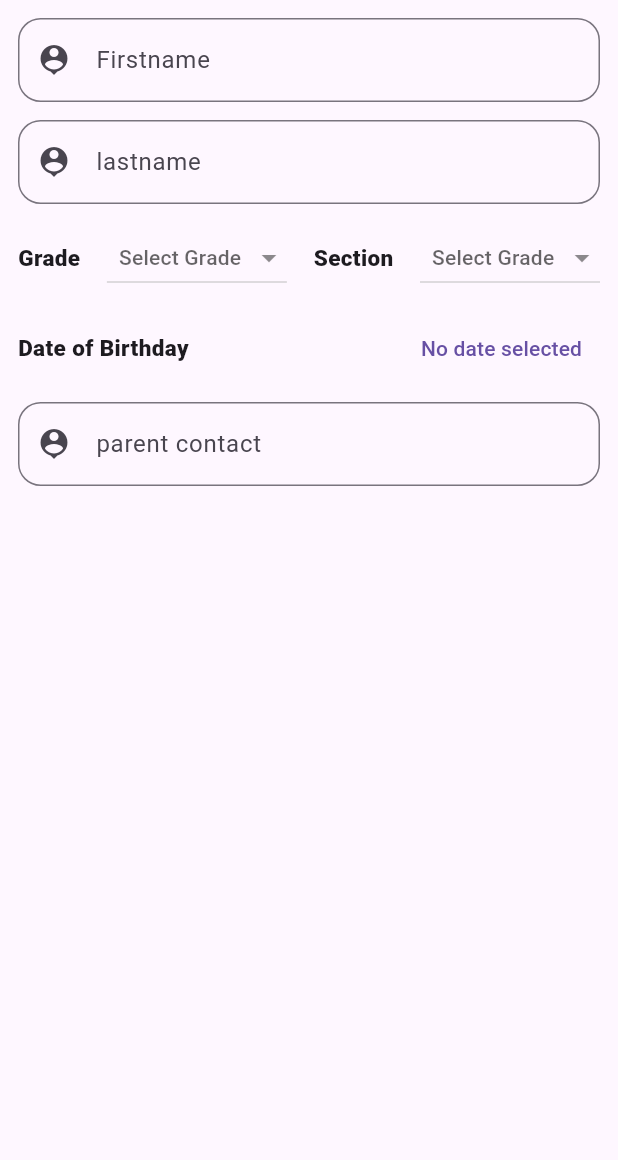
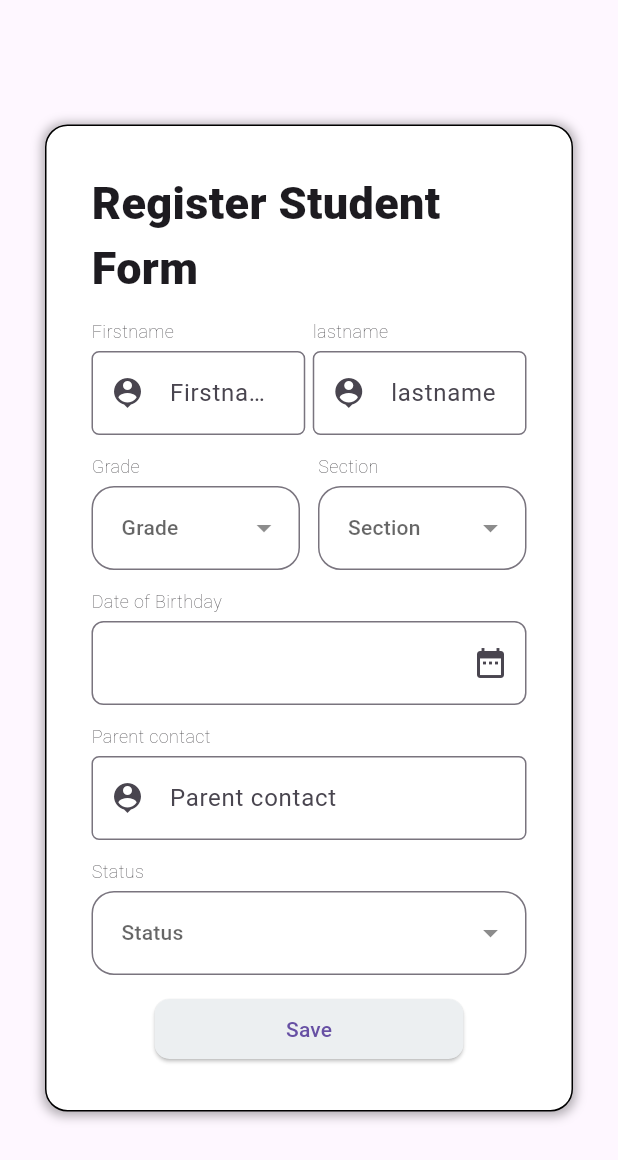
Before and after one commit to rwein03/absensi_app, a Flutter app: the studentsPage screen opened directly, on a phone screen of 412 x 824 dp. Shown: the top 1160 px of the screen. Run offline on Flutter 3.47's test engine with Material 3 defaults, Android fonts, the phone set to English and light mode, and no system bars; drawn by our look-alikes of dropdown_button2; our stand-ins replace curved_navigation_bar, group_button, jwt_decoder, logger, lottie, quickalert and 2 more; accounts and stored records are empty; network calls fail; Roboto replaces fonts that are missing (Raleway).

Commit message:
form student fix, fix style

```diff
--- a/lib/AppStyle.dart
+++ b/lib/AppStyle.dart
@@ -1,12 +1,26 @@
+// ignore_for_file: file_names
+
 import 'package:flutter/material.dart';
 
 class AppStyle {
+  final BuildContext context;
+  AppStyle(this.context);
+
+  double get heightScreen => MediaQuery.of(context).size.height;
+  double get widthScreen => MediaQuery.of(context).size.width;
+
   static TextStyle titleText = TextStyle(
     fontSize: 25,
     fontWeight: FontWeight.w900,
     color: Colors.blue.shade700,
     fontFamily: 'Borel',
     letterSpacing: 7,
+  );
+
+  static TextStyle smalltitle = TextStyle(
+    fontSize: 12,
+    fontWeight: FontWeight.w100,
+    fontFamily: 'Raleway',
   );
 
   static TextStyle subTitle = TextStyle(
@@ -21,10 +35,16 @@ class AppStyle {
     fontFamily: 'Raleway',
   );
 
+  static TextStyle formTitle = TextStyle(
+    fontSize: 30,
+    fontWeight: FontWeight.w900,
+    fontFamily: 'Raleway',
+  );
+
   static BoxDecoration decoration = BoxDecoration(
     gradient: LinearGradient(
         colors: [
-          const Color.fromARGB(255, 68, 138, 255),
+          const Color.fromARGB(1, 170, 170, 170),
           const Color.fromARGB(255, 255, 255, 255),
           const Color.fromARGB(255, 255, 255, 255),
         ],
--- a/lib/models/loginModel.dart
+++ b/lib/models/loginModel.dart
@@ -1,3 +1,5 @@
+// ignore_for_file: file_names
+
 class Login {
   final String username;
   final String password;
--- a/lib/models/storeData.dart
+++ b/lib/models/storeData.dart
@@ -1,3 +1,5 @@
+// ignore_for_file: file_names, non_constant_identifier_names
+
 class Storedata {
   final int student_id;
   final DateTime date;
--- a/lib/models/studentsModel.dart
+++ b/lib/models/studentsModel.dart
@@ -1,3 +1,5 @@
+// ignore_for_file: file_names
+
 class Students {
   int student_id;
   String firstName;
--- a/lib/navigationScreen.dart
+++ b/lib/navigationScreen.dart
@@ -45,9 +45,9 @@ class _NavigationPageState extends State<NavigationPage> {
           Icon(Icons.home, size: 20),
           Icon(Icons.access_time, size: 20),
         ],
-        color: Colors.white,
+        color: const Color.fromARGB(255, 138, 133, 133),
         buttonBackgroundColor: Colors.white,
-        backgroundColor: const Color.fromARGB(255, 170, 170, 170),
+        backgroundColor: const Color.fromARGB(255, 254, 247, 255),
         animationCurve: Curves.easeIn,
         animationDuration: Duration(milliseconds: 400),
         onTap: _onItemTapped);
--- a/lib/pages/dashboard.dart
+++ b/lib/pages/dashboard.dart
@@ -1,4 +1,5 @@
-import 'package:absensi_app/AppStyle.dart';
+// ignore_for_file: camel_case_types
+
 import 'package:absensi_app/models/dataCalender.dart';
 import 'package:absensi_app/models/studentsModel.dart';
 import 'package:flutter/material.dart';
--- a/lib/pages/loginscreen.dart
+++ b/lib/pages/loginscreen.dart
@@ -48,7 +48,6 @@ class _LoginPagesState extends State<LoginPages> with TickerProviderStateMixin {
 
   @override
   void dispose() {
-    // TODO: implement dispose
     super.dispose();
     _controller.dispose();
   }
--- a/lib/pages/studentattendance.dart
+++ b/lib/pages/studentattendance.dart
@@ -1,3 +1,5 @@
+// ignore_for_file: avoid_unnecessary_containers, non_constant_identifier_names, unused_local_variable
+
 import 'package:absensi_app/AppStyle.dart';
 import 'package:absensi_app/models/storeData.dart';
 import 'package:absensi_app/models/studentsModel.dart';
@@ -28,7 +30,18 @@ class _StudentattendancePageState extends State<StudentattendancePage> {
   Widget build(BuildContext context) {
     return Scaffold(
       body: Container(
-        // decoration: AppStyle.decoration,
+        padding: EdgeInsets.all(20),
+        margin: EdgeInsets.all(30),
+        decoration: BoxDecoration(
+            border: Border.all(width: 1, color: Colors.black),
+            boxShadow: [
+              BoxShadow(
+                blurStyle: BlurStyle.outer,
+                blurRadius: 20,
+                color: Colors.grey.shade400,
+              )
+            ],
+            borderRadius: BorderRadius.circular(12)),
         child: Column(
           children: [
             Expanded(
@@ -51,24 +64,20 @@ class _StudentattendancePageState extends State<StudentattendancePage> {
                         var dateListAbsents = student.attendances.where(
                           (element) {
                             return element.date == DateUtils.dateOnly(today);
-                            ;
                           },
                         ).toList();
                         if (dateListAbsents.isNotEmpty) {
                           return Center(
                               child: Text("Already absences on this day"));
                         } else {
-                          return Padding(
-                            padding: EdgeInsets.symmetric(
-                                horizontal: 20, vertical: 12),
-                            child: Column(
+                          return Column(
                             children: [
                               Row(
                                 children: [
                                   Text(
                                     "${student.firstName} ${student.lastName}",
-                                      style: AppStyle.subTitle
-                                          .copyWith(fontSize: 18),
+                                    style: AppStyle.smalltitle
+                                        .copyWith(fontSize: 15),
                                   ),
                                   Expanded(
                                     child: SizedBox(),
@@ -90,10 +99,13 @@ class _StudentattendancePageState extends State<StudentattendancePage> {
                                     },
                                     enableDeselect: true,
                                     options: GroupButtonOptions(
-                                          buttonHeight: 40,
-                                          buttonWidth: 65,
-                                          borderRadius:
-                                              BorderRadius.circular(12)),
+                                        unselectedTextStyle:
+                                            TextStyle(fontSize: 10),
+                                        selectedTextStyle: TextStyle(
+                                            fontSize: 12, color: Colors.white),
+                                        buttonHeight: 30,
+                                        buttonWidth: 60,
+                                        borderRadius: BorderRadius.circular(5)),
                                     buttons: [
                                       "Absent",
                                       "Late",
@@ -104,7 +116,6 @@ class _StudentattendancePageState extends State<StudentattendancePage> {
                               ),
                               Divider(),
                             ],
-                            ),
                           );
                         }
                       });
--- a/lib/pages/studentsScreen.dart
+++ b/lib/pages/studentsScreen.dart
@@ -1,7 +1,11 @@
+// ignore_for_file: file_names, camel_case_types, deprecated_member_use, non_constant_identifier_names, unused_import
+
 import 'package:absensi_app/AppStyle.dart';
-import 'package:absensi_app/widgets/student/dropdownlist.dart';
+import 'package:absensi_app/widgets/student/datetimepicker.dart';
+import 'package:absensi_app/widgets/student/dropdownstudent.dart';
 import 'package:absensi_app/widgets/student/editStudent.dart';
 import 'package:flutter/material.dart';
+import 'package:logger/logger.dart';
 
 class studentsPage extends StatefulWidget {
   const studentsPage({super.key});
@@ -14,102 +18,135 @@ class _studentsPageState extends State<studentsPage> {
   TextEditingController firstname = TextEditingController();
   TextEditingController lastname = TextEditingController();
   TextEditingController parentcontact = TextEditingController();
+  TextEditingController datepicker = TextEditingController();
 
   final List<String> grades = ["1", "2", "3", "4", "5", "6"];
   final List<String> section = ["A", "B", "C"];
+  final List<String> isActive = ["Active", "Inactive"];
   String? selectedgrade;
   String? selectedsection;
+  String? selectedActive;
   DateTime? selectedDate;
 
-  Future<void> _selectDate() async {
-    final DateTime? pickedDate = await showDatePicker(
-      context: context,
-      initialDate: DateTime(2021, 7, 25),
-      firstDate: DateTime(2021),
-      lastDate: DateTime(2022),
-    );
+  final _formKey = GlobalKey<FormState>();
 
-    setState(() {
-      selectedDate = pickedDate;
-    });
+  void checkValid() {
+    if (_formKey.currentState!.validate()) {
+      Logger().i(
+          '${firstname.text.trim()}, ${lastname.text.trim()}, ${parentcontact.text.trim()}, ${datepicker.text.trim()}');
+    }
   }
 
   @override
   Widget build(BuildContext context) {
     return Scaffold(
-      body: Container(
-        // decoration: AppStyle.decoration,
-        // padding: EdgeInsets.all(12),
-        margin: EdgeInsets.all(12),
+      body: Form(
+        key: _formKey,
+        child: Center(
+          child: Container(
+            padding: EdgeInsets.all(30),
+            margin: EdgeInsets.all(30),
+            decoration: BoxDecoration(
+                border: Border.all(width: 1),
+                color: Colors.white,
+                boxShadow: [
+                  BoxShadow(
+                    color: Colors.black.withOpacity(0.3),
+                    offset: Offset(0, 1),
+                    blurRadius: 5,
+                    spreadRadius: 2,
+                  ),
+                ],
+                borderRadius: BorderRadius.circular(15)),
             child: Column(
+              mainAxisSize: MainAxisSize.min,
+              mainAxisAlignment: MainAxisAlignment.center,
               spacing: 12,
               children: [
-            editStudentWidget(
+                Text(
+                  "Register Student Form",
+                  style: AppStyle.formTitle,
+                ),
+                Row(
+                  spacing: 5,
+                  children: [
+                    Flexible(
+                      child: editStudentWidget(
                         title: "Firstname",
                         icon: Icons.person_pin,
                         obstruct: false,
                         controller: firstname,
                       ),
-            editStudentWidget(
+                    ),
+                    Flexible(
+                      child: editStudentWidget(
                         title: "lastname",
                         icon: Icons.person_pin,
                         obstruct: false,
                         controller: lastname,
                       ),
+                    )
+                  ],
+                ),
                 Row(
-              // crossAxisAlignment: CrossAxisAlignment.start,
-              mainAxisAlignment: MainAxisAlignment.spaceBetween,
                   spacing: 12,
                   children: [
-                Text(
-                  "Grade",
-                  style: AppStyle.button,
-                ),
-                dropdownitem(
+                    Flexible(
+                      child: dropdownstudent(
                         listitem: grades,
+                        titlebox: 'Grade',
                         onChanged: (value) {
                           setState(() {
                             selectedgrade = value;
                           });
                         },
                       ),
-                Text(
-                  "Section",
-                  style: AppStyle.button,
                     ),
-                dropdownitem(
+                    Flexible(
+                      child: dropdownstudent(
                         listitem: section,
+                        titlebox: 'Section',
                         onChanged: (value) {
                           setState(() {
                             selectedsection = value;
                           });
                         },
+                      ),
                     )
                   ],
                 ),
-            Row(
-              mainAxisAlignment: MainAxisAlignment.spaceBetween,
-              children: [
-                Text(
-                  "Date of Birthday",
-                  style: AppStyle.button,
-                ),
-                TextButton(
-                    onPressed: _selectDate,
-                    child: Text(
-                      selectedDate != null
-                          ? '${selectedDate!.day}/${selectedDate!.month}/${selectedDate!.year}'
-                          : 'No date selected',
-                    )),
-              ],
-            ),
+                Datetimepicker(
+                    controller: datepicker, title: 'Date of Birthday'),
                 editStudentWidget(
-              title: "parent contact",
+                  title: "Parent contact",
                   icon: Icons.person_pin,
                   obstruct: false,
                   controller: parentcontact,
                 ),
+                dropdownstudent(
+                  listitem: isActive,
+                  titlebox: "Status",
+                  onChanged: (Value) {
+                    setState(() {
+                      selectedActive = Value;
+                    });
+                  },
+                ),
+                ElevatedButton(
+                  onPressed: () => checkValid(),
+                  style: ElevatedButton.styleFrom(
+                    fixedSize:
+                        Size.fromWidth(AppStyle(context).widthScreen / 2),
+                    backgroundColor: Colors.blueGrey.shade50,
+                    shape: RoundedRectangleBorder(
+                      borderRadius: BorderRadius.circular(10),
+                    ),
+                  ),
+                  child: Text("Save"),
+                )
               ],
+            ),
+          ),
         ),
       ),
     );
--- a/lib/services/auth.dart
+++ b/lib/services/auth.dart
@@ -1,8 +1,8 @@
 import 'package:shared_preferences/shared_preferences.dart';
 
 class Auth {
-  // final api = 'http://192.168.1.112:8000';
-  final api = 'http://10.10.104.102:8000';
+  final api = 'http://192.168.1.112:8000';
+  // final api = 'http://10.10.104.102:8000';
 
   Future<String?> getToken() async {
     final prefs = await SharedPreferences.getInstance();
--- /dev/null
+++ b/lib/widgets/student/datetimepicker.dart
@@ -0,0 +1,64 @@
+import 'package:absensi_app/AppStyle.dart';
+import 'package:flutter/material.dart';
+import 'package:intl/intl.dart';
+
+class Datetimepicker extends StatefulWidget {
+  final TextEditingController controller;
+  final String title;
+  const Datetimepicker({
+    super.key,
+    required this.controller,
+    required this.title,
+  });
+
+  @override
+  State<Datetimepicker> createState() => _DatetimepickerState();
+}
+
+class _DatetimepickerState extends State<Datetimepicker> {
+  DateTime? selectedDate;
+
+  Future<void> _selectDate() async {
+    final DateTime? pickedDate = await showDatePicker(
+      context: context,
+      initialDate: selectedDate ?? DateTime.now(),
+      firstDate: DateTime(2021),
+      lastDate: DateTime(2100),
+    );
+
+    setState(() {
+      selectedDate = pickedDate;
+      widget.controller.text = DateFormat('yyyy-MM-dd').format(pickedDate!);
+    });
+  }
+
+  @override
+  Widget build(BuildContext context) {
+    return Column(
+      crossAxisAlignment: CrossAxisAlignment.stretch,
+      spacing: 5,
+      children: [
+        Text(
+          widget.title,
+          style: AppStyle.smalltitle,
+        ),
+        TextFormField(
+          validator: (value) {
+            if (value == null || value.isEmpty) {
+              return "Please select date";
+            }
+            return null;
+          },
+          controller: widget.controller,
+          decoration: InputDecoration(
+            suffixIcon: IconButton(
+                onPressed: () => _selectDate(), icon: Icon(Icons.date_range)),
+            border: OutlineInputBorder(
+              borderRadius: BorderRadius.circular(8),
+            ),
+          ),
+        )
+      ],
+    );
+  }
+}
--- a/lib/widgets/student/dropdownlist.dart
+++ /dev/null
@@ -1,70 +0,0 @@
-import 'package:dropdown_button2/dropdown_button2.dart';
-import 'package:flutter/material.dart';
-
-class dropdownitem extends StatefulWidget {
-  final List<String> listitem;
-  final Function(String) onChanged;
-  const dropdownitem({
-    super.key,
-    required this.listitem,
-    required this.onChanged,
-  });
-
-  @override
-  State<dropdownitem> createState() => _dropdownitemState();
-}
-
-class _dropdownitemState extends State<dropdownitem> {
-  String? selectedValue;
-  TextEditingController grade = TextEditingController();
-
-  @override
-  Widget build(BuildContext context) {
-    return DropdownButton2<String>(
-      isExpanded: false,
-      hint: const Text(
-        'Select Grade',
-        style: TextStyle(fontSize: 14),
-      ),
-      items: widget.listitem
-          .map((item) => DropdownMenuItem<String>(
-                value: item,
-                child: Text(
-                  item,
-                  style: const TextStyle(
-                    fontSize: 14,
-                  ),
-                ),
-              ))
-          .toList(),
-      value: selectedValue,
-      onChanged: (value) {
-        setState(() {
-          selectedValue = value;
-        });
-        widget.onChanged(value!);
-      },
-      dropdownSearchData: DropdownSearchData(searchController: grade),
-      buttonStyleData: const ButtonStyleData(
-        width: 120,
-        padding: EdgeInsets.only(left: 8),
-      ),
-      iconStyleData: const IconStyleData(
-        icon: Icon(
-          Icons.arrow_drop_down,
-          color: Colors.black45,
-        ),
-        iconSize: 24,
-      ),
-      dropdownStyleData: DropdownStyleData(
-        width: 150,
-        decoration: BoxDecoration(
-          borderRadius: BorderRadius.circular(15),
-        ),
-      ),
-      menuItemStyleData: const MenuItemStyleData(
-        padding: EdgeInsets.symmetric(horizontal: 16),
-      ),
-    );
-  }
-}
--- /dev/null
+++ b/lib/widgets/student/dropdownstudent.dart
@@ -0,0 +1,92 @@
+import 'package:absensi_app/AppStyle.dart';
+import 'package:dropdown_button2/dropdown_button2.dart';
+import 'package:flutter/material.dart';
+
+class dropdownstudent extends StatefulWidget {
+  final List<String> listitem;
+  final String titlebox;
+  final Function(String) onChanged;
+  const dropdownstudent(
+      {super.key,
+      required this.listitem,
+      required this.titlebox,
+      required this.onChanged});
+
+  @override
+  State<dropdownstudent> createState() => _dropdownstudentState();
+}
+
+class _dropdownstudentState extends State<dropdownstudent> {
+  String? selectedValue;
+
+  @override
+  Widget build(BuildContext context) {
+    return Column(
+      crossAxisAlignment: CrossAxisAlignment.stretch,
+      spacing: 5,
+      children: [
+        Text(
+          widget.titlebox,
+          style: AppStyle.smalltitle,
+        ),
+        DropdownButtonFormField2<String>(
+          isExpanded: true,
+          decoration: InputDecoration(
+            contentPadding: const EdgeInsets.symmetric(vertical: 16),
+            border: OutlineInputBorder(
+              borderRadius: BorderRadius.circular(15),
+            ),
+          ),
+          hint: Text(
+            widget.titlebox,
+            style: TextStyle(fontSize: 14),
+          ),
+          items: widget.listitem
+              .map((item) => DropdownMenuItem<String>(
+                    value: item,
+                    child: Text(
+                      item,
+                      style: const TextStyle(
+                        fontSize: 14,
+                      ),
+                    ),
+                  ))
+              .toList(),
+          validator: (value) {
+            if (value == null) {
+              return 'Please select ${widget.titlebox}.';
+            }
+            return null;
+          },
+          onChanged: (value) {
+            setState(() {
+              selectedValue = value;
+            });
+            widget.onChanged(value!);
+          },
+          onSaved: (value) {
+            selectedValue = value.toString();
+          },
+          buttonStyleData: const ButtonStyleData(
+            padding: EdgeInsets.only(right: 8),
+          ),
+          iconStyleData: const IconStyleData(
+            icon: Icon(
+              Icons.arrow_drop_down,
+              color: Colors.black45,
+            ),
+            iconSize: 24,
+          ),
+          dropdownStyleData: DropdownStyleData(
+            decoration: BoxDecoration(
+              borderRadius: BorderRadius.circular(15),
+            ),
+          ),
+          menuItemStyleData: const MenuItemStyleData(
+            padding: EdgeInsets.symmetric(horizontal: 16),
+          ),
+        ),
+      ],
+    );
+  }
+}
--- a/lib/widgets/student/editStudent.dart
+++ b/lib/widgets/student/editStudent.dart
@@ -1,3 +1,4 @@
+import 'package:absensi_app/AppStyle.dart';
 import 'package:flutter/material.dart';
 
 class editStudentWidget extends StatefulWidget {
@@ -19,13 +20,30 @@ class editStudentWidget extends StatefulWidget {
 class _editStudentWidgetState extends State<editStudentWidget> {
   @override
   Widget build(BuildContext context) {
-    return TextFormField(
-      obscureText: widget.obstruct,
-      controller: widget.controller,
-      decoration: InputDecoration(
-          prefixIcon: Icon(widget.icon),
-          label: Text(widget.title),
-          border: OutlineInputBorder(borderRadius: BorderRadius.circular(15))),
+    return Column(
+      crossAxisAlignment: CrossAxisAlignment.stretch,
+      spacing: 5,
+      children: [
+        Text(
+          widget.title,
+          style: AppStyle.smalltitle,
+        ),
+        TextFormField(
+          validator: (value) {
+            if (value == null || value.isEmpty) {
+              return "Please fill ${widget.title}";
+            }
+            return null;
+          },
+          obscureText: widget.obstruct,
+          controller: widget.controller,
+          decoration: InputDecoration(
+              prefixIcon: Icon(widget.icon),
+              hintText: widget.title,
+              border:
+                  OutlineInputBorder(borderRadius: BorderRadius.circular(5))),
+        ),
+      ],
     );
   }
 }
--- a/pubspec.yaml
+++ b/pubspec.yaml
@@ -44,6 +44,7 @@ dependencies:
   lottie: ^3.3.1
   group_button: ^5.3.4
   dropdown_button2: ^2.3.9
+  intl: ^0.20.2
 
 dev_dependencies:
   flutter_test:
```
Also changed, not shown: analysis_options.yaml (+7 -0 lines), pubspec.lock. Lines whose indentation alone changed are shown as unchanged.
